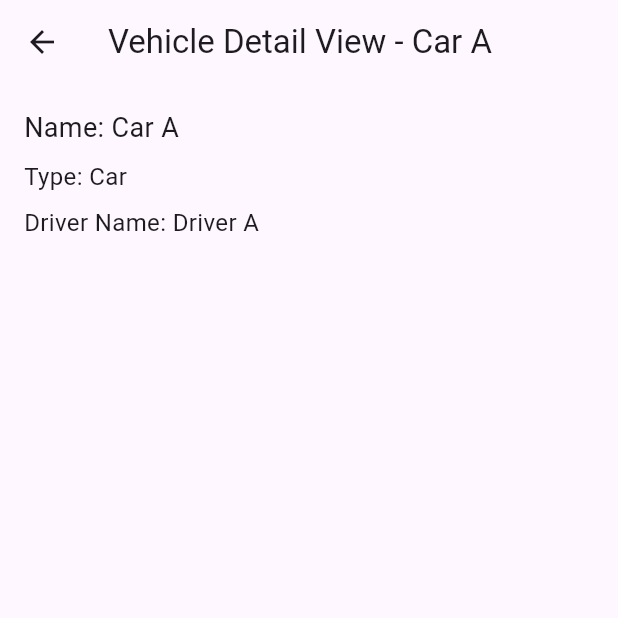
After one commit to 234KhanhLe/Flutter-code, a Flutter app: the screen it shows after launch, after a tap on the "call made" icon, on a phone screen of 412 x 824 dp, the top half of it. The commit adds this screen. Run offline on Flutter 3.47's test engine with Material 3 defaults, Android fonts, the phone set to English and light mode, and no system bars; our stand-ins replace google_fonts.

Commit message:
commit new tab widget and tab view

```diff
--- a/list_app/list_application/lib/draganddrop.dart
+++ b/list_app/list_application/lib/draganddrop.dart
@@ -31,12 +31,10 @@ class Item {
 
 class Customer {
   final String name;
-  final String imagePath;
   final List<Item> items;
 
   Customer({
     required this.name,
-    required this.imagePath,
     List<Item>? items,
   }) : items = items ?? [];
 
@@ -48,9 +46,9 @@ class Customer {
 }
 
 const List<Item> _items = [
-  Item(totalPrices: 100, name: 'Avatar A', uid: '1', imagePath: 'images/D.png'),
-  Item(totalPrices: 200, name: 'Avatar B', uid: '2', imagePath: 'images/E.png'),
-  Item(totalPrices: 300, name: 'Avatar C', uid: '3', imagePath: 'images/F.png'),
+  Item(totalPrices: 100, name: 'Dish A', uid: '1', imagePath: 'images/D.png'),
+  Item(totalPrices: 200, name: 'Dish B', uid: '2', imagePath: 'images/E.png'),
+  Item(totalPrices: 300, name: 'Dish C', uid: '3', imagePath: 'images/F.png'),
 ];
 
 @immutable
@@ -63,10 +61,10 @@ class ExampleDragAndDrop extends StatefulWidget {
 class _ExampleDragAndDropState extends State<ExampleDragAndDrop>
     with TickerProviderStateMixin {
   final List<Customer> _people = [
-    Customer(name: 'Customer D', imagePath: 'images/A.jpg'),
-    Customer(name: 'Customer E', imagePath: 'images/B.jpg'),
-    Customer(name: 'Customer F', imagePath: 'images/C.jpg'),
-    Customer(name: 'Customer G', imagePath: 'images/G.jpg')
+    Customer(name: 'Table A'),
+    Customer(name: 'Table B'),
+    Customer(name: 'Table C'),
+    Customer(name: 'Table D')
   ];
 
   final GlobalKey _draggableKey = GlobalKey();
@@ -239,22 +237,14 @@ class CustomerCart extends StatelessWidget {
         child: Padding(
           padding: const EdgeInsets.symmetric(
             horizontal: 12,
-            vertical: 24,
+            vertical: 6,
           ),
           child: Column(
             mainAxisSize: MainAxisSize.min,
             children: [
-              ClipOval(
-                child: SizedBox(
-                  width: 46,
-                  height: 46,
-                  child: Image.asset(
-                    customer.imagePath,
-                    fit: BoxFit.cover,
-                  ),
-                ),
+              const SizedBox(
+                height: 4,
               ),
-              const SizedBox(height: 8),
               Text(
                 customer.name,
                 style: Theme.of(context).textTheme.titleMedium?.copyWith(
--- /dev/null
+++ b/list_app/list_application/lib/tab.dart
@@ -0,0 +1,175 @@
+import 'package:flutter/material.dart';
+
+void main() {}
+List<Car> _carsList = [
+  Car(name: 'Car A', driverName: 'Driver A'),
+  Car(name: 'Car B', driverName: 'Driver B'),
+  Car(name: 'Car C', driverName: 'Driver C')
+];
+List<Bike> _bikeList = [
+  Bike(name: 'Bike A', driverName: ''),
+  Bike(name: 'Bike B', driverName: ''),
+  Bike(name: 'Bike C', driverName: '')
+];
+List<Bus> _busList = [
+  Bus(name: 'Bus A', driverName: 'Bus Driver A'),
+  Bus(name: 'Bus B', driverName: 'Bus Driver B'),
+  Bus(name: 'Bus C', driverName: 'Bus Driver C')
+];
+
+class TabBarDemo extends StatelessWidget {
+  const TabBarDemo({super.key});
+  @override
+  Widget build(BuildContext context) {
+    return MaterialApp(
+      debugShowCheckedModeBanner: false,
+      home: DefaultTabController(
+        length: 3,
+        child: Scaffold(
+          appBar: AppBar(
+            bottom: const TabBar(
+              tabs: [
+                Tab(
+                  icon: Icon(Icons.directions_car),
+                ),
+                Tab(
+                  icon: Icon(Icons.directions_bike),
+                ),
+                Tab(
+                  icon: Icon(Icons.directions_bus),
+                ),
+              ],
+            ),
+            title: const Text('Tabs Demo'),
+          ),
+          body: TabBarView(
+            children: [
+              _buildVehicleList(_carsList),
+              _buildVehicleList(_bikeList),
+              _buildVehicleList(_busList)
+            ],
+          ),
+        ),
+      ),
+    );
+  }
+}
+
+Widget _buildVehicleList(List<Vehicle> vehicles) {
+  return ListView.builder(
+    padding: const EdgeInsets.all(16),
+    itemCount: vehicles.length,
+    itemBuilder: (context, index) {
+      return _buildList(context: context, vehicle: vehicles[index]);
+    },
+  );
+}
+
+Widget _buildList({required BuildContext context, required Vehicle vehicle}) {
+  return GestureDetector(
+    onTap: () {
+      Navigator.push(
+        context,
+        MaterialPageRoute(
+          builder: (context) => VehicleDetailView(vehicle: vehicle),
+        ),
+      );
+    },
+    child: Container(
+      margin: const EdgeInsets.all(8),
+      padding: const EdgeInsets.all(8),
+      decoration: BoxDecoration(
+        border: Border.all(color: Colors.lightGreen),
+        borderRadius: BorderRadius.circular(10),
+      ),
+      child: Row(
+        mainAxisAlignment: MainAxisAlignment.spaceBetween,
+        children: [
+          Column(
+            crossAxisAlignment: CrossAxisAlignment.start,
+            children: [
+              Text(vehicle.name),
+              Text(vehicle.type),
+            ],
+          ),
+          ElevatedButton(
+              onPressed: () {
+                Navigator.push(
+                  context,
+                  MaterialPageRoute(
+                    builder: (context) => VehicleDetailView(vehicle: vehicle),
+                  ),
+                );
+              },
+              child: const Icon(Icons.call_made)),
+        ],
+      ),
+    ),
+  );
+}
+
+abstract class Vehicle {
+  final String name;
+  final String type;
+  final String? driverName;
+
+  Vehicle({required this.name, required this.type, this.driverName});
+}
+
+class Car extends Vehicle {
+  Car({required super.name, super.type = 'Car', required super.driverName});
+}
+
+class Bike extends Vehicle {
+  Bike({required super.name, super.type = 'Bike', super.driverName});
+}
+
+class Bus extends Vehicle {
+  Bus({required super.name, super.type = 'Bus', required super.driverName});
+}
+
+class VehicleDetailView extends StatelessWidget {
+  final Vehicle vehicle;
+
+  const VehicleDetailView({super.key, required this.vehicle});
+  @override
+  Widget build(BuildContext context) {
+    String driverName;
+    if (vehicle is Car) {
+      driverName = (vehicle as Car).driverName ?? 'Unknown';
+    } else if (vehicle is Bus) {
+      driverName = (vehicle as Bus).driverName ?? 'Unknown';
+    } else {
+      driverName = 'N/A';
+    }
+    return Scaffold(
+      appBar: AppBar(
+        title: Text('Vehicle Detail View - ${vehicle.name}'),
+      ),
+      body: Padding(
+        padding: const EdgeInsets.all(16),
+        child: Column(
+          crossAxisAlignment: CrossAxisAlignment.start,
+          children: [
+            Text(
+              'Name: ${vehicle.name}',
+              style:
+                  const TextStyle(fontSize: 18, fontWeight: FontWeight.normal),
+            ),
+            const SizedBox(height: 8),
+            Text(
+              'Type: ${vehicle.type}',
+              style: const TextStyle(fontSize: 16),
+            ),
+            const SizedBox(height: 8),
+            if (vehicle is Car || vehicle is Bus)
+              Text(
+                'Driver Name: $driverName',
+                style: const TextStyle(fontSize: 16),
+              ),
+          ],
+        ),
+      ),
+    );
+  }
+}
```
Also changed, not shown: list_app/list_application/lib/inputandform.dart (added, +275 -0 lines), list_app/list_application/lib/main.dart (+58 -1 lines), 1 other file.
